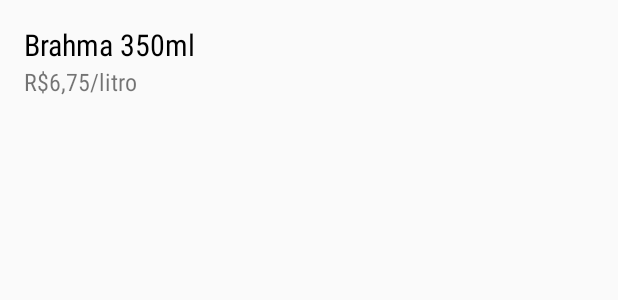
After one commit to Bendazzoli/CursoAndroid, an Android app: the layout item_cerveja_custom_cell.xml on its own in the app's theme, with its tools: preview values and no code run, on a phone screen of 412 x 824 dp. The commit adds this screen. Shown: the top 300 px of the screen. Run offline under Robolectric (Android 15) with nearby library versions, the phone set to English and light mode, and no system bars.

Commit message:
Alter list view with a new adapter

```diff
--- a/CalculadoraPrecoCerveja/app/build.gradle
+++ b/CalculadoraPrecoCerveja/app/build.gradle
@@ -17,9 +17,6 @@
             proguardFiles getDefaultProguardFile('proguard-android-optimize.txt'), 'proguard-rules.pro'
         }
     }
-    viewBinding {
-        enabled = true
-    }
 }
 
 dependencies {
--- a/CalculadoraPrecoCerveja/app/src/main/res/layout/activity_formulario_cerveja.xml
+++ b/CalculadoraPrecoCerveja/app/src/main/res/layout/activity_formulario_cerveja.xml
@@ -13,7 +13,7 @@
         android:hint="@string/hint_nome_cerveja"
         android:inputType="textCapWords"
         android:fontFamily="sans-serif-condensed"
-        android:textSize="18dp"
+        android:textSize="18sp"
         android:maxLength="30" />
 
     <EditText
@@ -24,7 +24,7 @@
         android:hint="@string/hint_litragem_cerveja"
         android:inputType="number"
         android:fontFamily="sans-serif-condensed"
-        android:textSize="18dp"
+        android:textSize="18sp"
         android:maxLength="5" />
 
     <EditText
@@ -35,7 +35,7 @@
         android:hint="@string/hint_preco_cerveja"
         android:inputType="numberDecimal"
         android:fontFamily="sans-serif-condensed"
-        android:textSize="18dp"
+        android:textSize="18sp"
         android:maxLength="11" />
 
 </LinearLayout>
--- /dev/null
+++ b/CalculadoraPrecoCerveja/app/src/main/res/layout/item_cerveja_custom_cell.xml
@@ -0,0 +1,32 @@
+<?xml version="1.0" encoding="utf-8"?>
+<LinearLayout xmlns:android="http://schemas.android.com/apk/res/android"
+    xmlns:tools="http://schemas.android.com/tools"
+    android:layout_width="match_parent"
+    android:layout_height="match_parent"
+    android:orientation="vertical">
+
+    <TextView
+        android:id="@+id/item_cerveja_nome_litragem"
+        android:layout_width="match_parent"
+        android:layout_height="wrap_content"
+        android:fontFamily="sans-serif-condensed"
+        android:textSize="20sp"
+        android:paddingStart="16dp"
+        android:paddingTop="16dp"
+        android:textColor="#000000"
+        tools:text="Brahma 350ml"
+        tools:ignore="RtlSymmetry">
+    </TextView>
+
+    <TextView
+        android:id="@+id/item_cerveja_preco_por_litro"
+        android:layout_width="match_parent"
+        android:layout_height="wrap_content"
+        android:fontFamily="sans-serif-condensed"
+        android:textSize="16sp"
+        android:paddingStart="16dp"
+        tools:text="R$6,75/litro"
+        tools:ignore="RtlSymmetry">
+    </TextView>
+
+</LinearLayout>
--- a/CalculadoraPrecoCerveja/app/src/main/res/values/styles.xml
+++ b/CalculadoraPrecoCerveja/app/src/main/res/values/styles.xml
@@ -9,7 +9,7 @@
     </style>
 
     <style name="TextAppearance.AppCompat.Widget.ActionBar.Title" parent="@android:style/TextAppearance">
-        <item name="android:textSize">24dp</item>
+        <item name="android:textSize">24sp</item>
         <item name="android:textColor">@color/colorTitle</item>
         <item name="android:fontFamily">sans-serif-condensed</item>
     </style>
```
Also changed, not shown: CalculadoraPrecoCerveja/app/src/main/java/com/benda/calculadoraprecocerveja/ui/activity/ListaCervejasActivity.java (+10 -15 lines), CalculadoraPrecoCerveja/app/src/main/java/com/benda/calculadoraprecocerveja/ui/adapter/ListaCervejaAdapter.java (added, +68 -0 lines), CalculadoraPrecoCerveja/app/src/main/res/layout/lista_cerveja_custom_cell.xml (deleted, +0 -10 lines).
